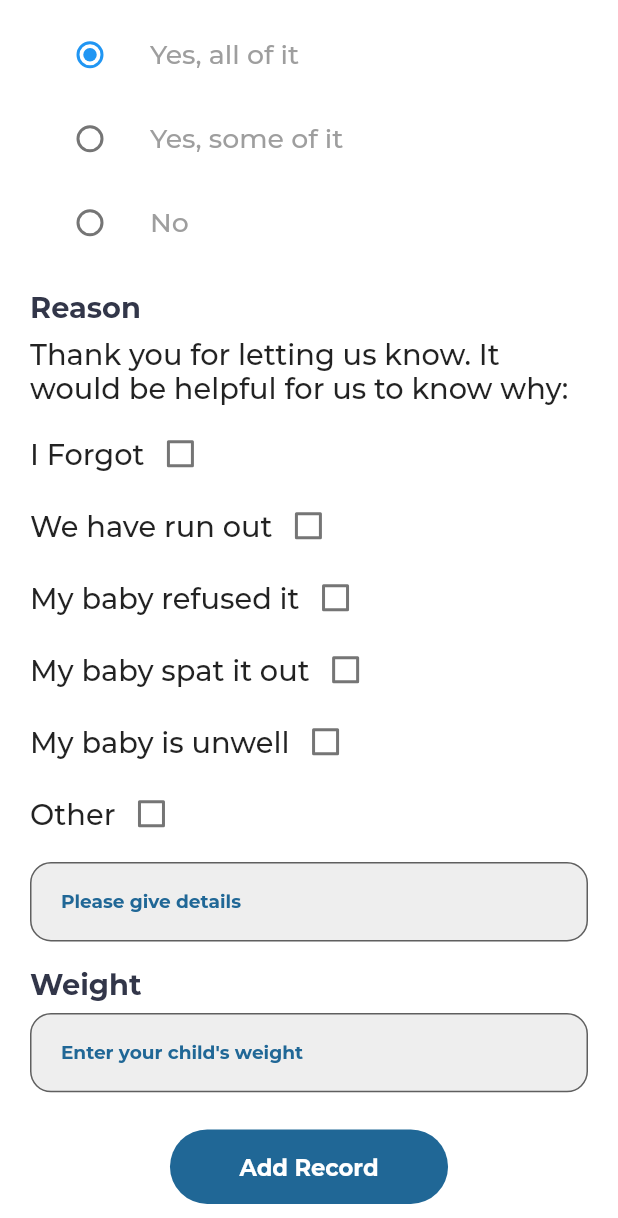
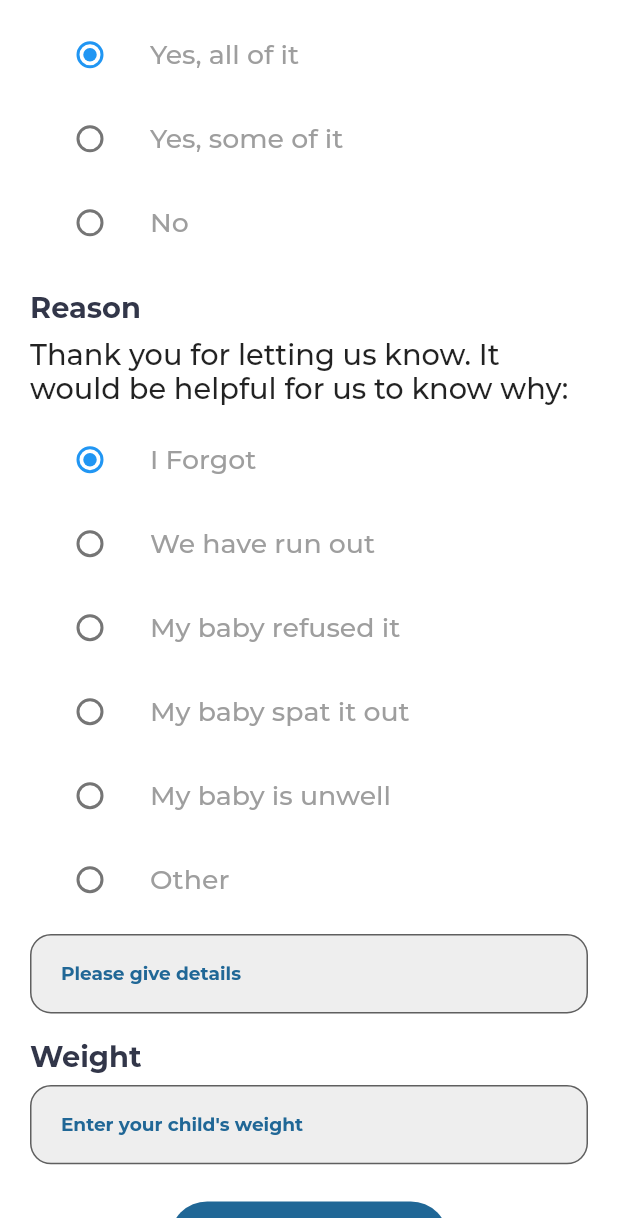
Before and after one commit to NewcastleRSE/dolfin-flutter-development, a Flutter app: the AddRecordPage screen opened directly, scrolled down 258 dp, on a phone screen of 412 x 824 dp, the part 18-1236 px from its top. Run offline on Flutter 3.47's test engine with Material 2 defaults, Android fonts, the phone set to English and light mode, and no system bars; our stand-ins replace animate_do, another_flushbar, awesome_notifications, bloc, cloud_firestore, connectivity_plus and 9 more; missing offline and left inert: day_night_time_picker; accounts and stored records are empty.

Commit message:
Reworked Add Record Page
- Added SupplementOptions and ReasonOptions (and conversion to and from JSON)
- Display record details on Child Info page (with colour coding)

```diff
--- a/lib/data/models/record_model.dart
+++ b/lib/data/models/record_model.dart
@@ -1,10 +1,25 @@
+import 'package:dolfin_flutter/presentation/screens/addrecord_page.dart';
+
+enum SupplementOptions { fullDose, partialDose, noDose }
+
+SupplementOptions? deserialiseSupplement(String str) {
+  return SupplementOptions.values.firstWhere((e) => e.toString() == str);
+}
+
+enum ReasonOptions { forgot, ranOut, refused, spatOut, unwell, other }
+
+ReasonOptions? deserialiseReason(String str) {
+  return ReasonOptions.values.firstWhere((e) => e.toString() == str);
+}
+
 class RecordModel {
   final String id;
   final String child;
   final String date;
-  final String supplement;
-  final String reason;
-  final String weight;
+  final SupplementOptions? supplement;
+  final ReasonOptions? reason;
+  final String otherReason;
+  final num weight;
 
   RecordModel({
     required this.id,
@@ -12,6 +27,7 @@ class RecordModel {
     required this.date,
     required this.supplement,
     required this.reason,
+    required this.otherReason,
     required this.weight,
   });
 
@@ -20,8 +36,9 @@ class RecordModel {
         id: id,
         child: json['child_id'],
         date: json['date'],
-        supplement: json['supplement'],
-        reason: json['reason'],
+        supplement: deserialiseSupplement(json['supplement']),
+        reason: deserialiseReason(json['reason']),
+        otherReason: json['other_reason'],
         weight: json['weight']);
   }
 
@@ -29,8 +46,9 @@ class RecordModel {
     return {
       'child_id': child,
       'date': date,
-      'supplement': supplement,
-      'reason': reason,
+      'supplement': supplement.toString(),
+      'reason': reason.toString(),
+      'other_reason': otherReason,
       'weight': weight
     };
   }
--- a/lib/data/repositories/firestore_crud.dart
+++ b/lib/data/repositories/firestore_crud.dart
@@ -12,9 +12,9 @@ class FireStoreCrud {
     await childcollection.add(child.tojson());
   }
 
-  Future<void> addRecord({required RecordModel child}) async {
+  Future<void> addRecord({required RecordModel record}) async {
     var recordcollection = _firestore.collection('records');
-    await recordcollection.add(child.tojson());
+    await recordcollection.add(record.tojson());
   }
 
   Stream<List<ChildModel>> getChildren({required String parentID}) {
@@ -50,7 +50,7 @@ class FireStoreCrud {
   }
 
   Future<void> updateRecord({
-    required String supplement,
+    required SupplementOptions supplement,
     weight,
     docid,
   }) async {
--- a/lib/presentation/screens/addrecord_page.dart
+++ b/lib/presentation/screens/addrecord_page.dart
@@ -1,6 +1,5 @@
 import 'package:dolfin_flutter/data/models/child_model.dart';
 import 'package:dolfin_flutter/data/models/record_model.dart';
-import 'package:firebase_auth/firebase_auth.dart';
 import 'package:flutter/material.dart';
 import 'package:intl/intl.dart';
 import 'package:sizer/sizer.dart';
@@ -8,8 +7,6 @@ import 'package:dolfin_flutter/data/repositories/firestore_crud.dart';
 import 'package:dolfin_flutter/presentation/widgets/mybutton.dart';
 import 'package:dolfin_flutter/presentation/widgets/mytextfield.dart';
 import 'package:dolfin_flutter/shared/styles/colours.dart';
-
-enum SupplementOptions { fullDose, partialDose, noDose }
 
 class AddRecordPage extends StatefulWidget {
   final ChildModel? child;
@@ -28,10 +25,11 @@ class AddRecordPage extends StatefulWidget {
 class _AddRecordPageState extends State<AddRecordPage> {
   get isEditMode => widget.record != null;
 
-  late TextEditingController _supplementcontroller;
   late TextEditingController _reasoncontroller;
   late TextEditingController _weightcontroller;
+
   late SupplementOptions? _supplement;
+  late ReasonOptions? _reason;
 
   late DateTime recordDate;
 
@@ -40,23 +38,26 @@ class _AddRecordPageState extends State<AddRecordPage> {
   @override
   void initState() {
     super.initState();
-    _weightcontroller =
-        TextEditingController(text: isEditMode ? widget.record!.weight : '');
-    _supplementcontroller = TextEditingController(
-        text: isEditMode ? widget.record!.supplement : '');
-    _reasoncontroller =
-        TextEditingController(text: isEditMode ? widget.record!.reason : '');
+
+    _supplement =
+        isEditMode ? widget.record!.supplement : SupplementOptions.fullDose;
+
+    _reason = isEditMode ? widget.record!.reason : ReasonOptions.forgot;
+
+    _reasoncontroller = TextEditingController(
+        text: isEditMode ? widget.record!.otherReason : '');
+
     recordDate =
         isEditMode ? DateTime.parse(widget.record!.date) : DateTime.now();
 
-    _supplement = SupplementOptions.fullDose;
+    _weightcontroller = TextEditingController(
+        text: isEditMode ? widget.record!.weight.toString() : '');
   }
 
   @override
   void dispose() {
     super.dispose();
     _weightcontroller.dispose();
-    _supplementcontroller.dispose();
     _reasoncontroller.dispose();
   }
 
@@ -195,7 +196,83 @@ class _AddRecordPageState extends State<AddRecordPage> {
           SizedBox(
             height: 1.h,
           ),
-          MyStatefulWidget(),
+          //MyStatefulWidget(),
+          Column(
+            children: <Widget>[
+              ListTile(
+                title: const Text('I Forgot'),
+                leading: Radio<ReasonOptions>(
+                  value: ReasonOptions.forgot,
+                  groupValue: _reason,
+                  onChanged: (ReasonOptions? value) {
+                    setState(() {
+                      _reason = value;
+                    });
+                  },
+                ),
+              ),
+              ListTile(
+                title: const Text('We have run out'),
+                leading: Radio<ReasonOptions>(
+                  value: ReasonOptions.ranOut,
+                  groupValue: _reason,
+                  onChanged: (ReasonOptions? value) {
+                    setState(() {
+                      _reason = value;
+                    });
+                  },
+                ),
+              ),
+              ListTile(
+                title: const Text('My baby refused it'),
+                leading: Radio<ReasonOptions>(
+                  value: ReasonOptions.refused,
+                  groupValue: _reason,
+                  onChanged: (ReasonOptions? value) {
+                    setState(() {
+                      _reason = value;
+                    });
+                  },
+                ),
+              ),
+              ListTile(
+                title: const Text('My baby spat it out'),
+                leading: Radio<ReasonOptions>(
+                  value: ReasonOptions.spatOut,
+                  groupValue: _reason,
+                  onChanged: (ReasonOptions? value) {
+                    setState(() {
+                      _reason = value;
+                    });
+                  },
+                ),
+              ),
+              ListTile(
+                title: const Text('My baby is unwell'),
+                leading: Radio<ReasonOptions>(
+                  value: ReasonOptions.unwell,
+                  groupValue: _reason,
+                  onChanged: (ReasonOptions? value) {
+                    setState(() {
+                      _reason = value;
+                    });
+                  },
+                ),
+              ),
+              ListTile(
+                title: const Text('Other'),
+                leading: Radio<ReasonOptions>(
+                  value: ReasonOptions.other,
+                  groupValue: _reason,
+                  onChanged: (ReasonOptions? value) {
+                    setState(() {
+                      _reason = value;
+                    });
+                  },
+                ),
+              ),
+            ],
+          ),
           SizedBox(
             height: 1.h,
           ),
@@ -205,7 +282,7 @@ class _AddRecordPageState extends State<AddRecordPage> {
             icon: Icons.title,
             showicon: false,
             validator: (value) {
-              return value!.isEmpty ? "Please enter a reason" : null;
+              return null;
             },
             textEditingController: _reasoncontroller,
           ),
@@ -224,6 +301,7 @@ class _AddRecordPageState extends State<AddRecordPage> {
           ),
           MyTextfield(
             hint: "Enter your child's weight",
+            keyboardtype: TextInputType.number,
             icon: Icons.title,
             showicon: false,
             validator: (value) {
@@ -260,20 +338,21 @@ class _AddRecordPageState extends State<AddRecordPage> {
   _addRecord() {
     if (_formKey.currentState!.validate()) {
       RecordModel record = RecordModel(
-        weight: _weightcontroller.text,
+        weight: double.parse(_weightcontroller.text),
         date: DateFormat('yyyy-MM-dd').format(recordDate),
-        supplement: _supplementcontroller.text,
-        reason: _reasoncontroller.text,
+        supplement: _supplement,
+        reason: _reason,
+        otherReason: _reasoncontroller.text,
         child: widget.child!.id,
         id: '',
       );
       isEditMode
           ? FireStoreCrud().updateRecord(
               docid: widget.record!.id,
-              supplement: _supplementcontroller.text,
+              supplement: SupplementOptions.fullDose,
               weight: _weightcontroller.text,
             )
-          : FireStoreCrud().addRecord(child: record);
+          : FireStoreCrud().addRecord(record: record);
 
       Navigator.pop(context);
     }
@@ -314,122 +393,3 @@ class _AddRecordPageState extends State<AddRecordPage> {
     );
   }
 }
-
-class MyStatefulWidget extends StatefulWidget {
-  const MyStatefulWidget({Key? key}) : super(key: key);
-
-  @override
-  State<MyStatefulWidget> createState() => _MyStatefulWidgetState();
-}
-
-class _MyStatefulWidgetState extends State<MyStatefulWidget> {
-  bool? isChecked = false;
-
-  @override
-  Widget build(BuildContext context) {
-    return Column(children: [
-      Row(children: [
-        Text(
-          'I Forgot',
-          style:
-              Theme.of(context).textTheme.bodyMedium!.copyWith(fontSize: 14.sp),
-        ),
-        Checkbox(
-          checkColor: AppColours.dark_blue,
-          activeColor: AppColours.white,
-          value: isChecked,
-          onChanged: (bool? value) {
-            setState(() {
-              isChecked = value;
-            });
-          },
-        )
-      ]),
-      Row(children: [
-        Text(
-          'We have run out',
-          style:
-              Theme.of(context).textTheme.bodyMedium!.copyWith(fontSize: 14.sp),
-        ),
-        Checkbox(
-          checkColor: AppColours.dark_blue,
-          activeColor: AppColours.white,
-          value: isChecked,
-          onChanged: (bool? value) {
-            setState(() {
-              isChecked = value;
-            });
-          },
-        )
-      ]),
-      Row(children: [
-        Text(
-          'My baby refused it',
-          style:
-              Theme.of(context).textTheme.bodyMedium!.copyWith(fontSize: 14.sp),
-        ),
-        Checkbox(
-          checkColor: AppColours.dark_blue,
-          activeColor: AppColours.white,
-          value: isChecked,
-          onChanged: (bool? value) {
-            setState(() {
-              isChecked = value;
-            });
-          },
-        )
-      ]),
-      Row(children: [
-        Text(
-          'My baby spat it out',
-          style:
-              Theme.of(context).textTheme.bodyMedium!.copyWith(fontSize: 14.sp),
-        ),
-        Checkbox(
-          checkColor: AppColours.dark_blue,
-          activeColor: AppColours.white,
-          value: isChecked,
-          onChanged: (bool? value) {
-            setState(() {
-              isChecked = value;
-            });
-          },
-        )
-      ]),
-      Row(children: [
-        Text(
-          'My baby is unwell',
-          style:
-              Theme.of(context).textTheme.bodyMedium!.copyWith(fontSize: 14.sp),
-        ),
-        Checkbox(
-          checkColor: AppColours.dark_blue,
-          activeColor: AppColours.white,
-          value: isChecked,
-          onChanged: (bool? value) {
-            setState(() {
-              isChecked = value;
-            });
-          },
-        )
-      ]),
-      Row(children: [
-        Text(
-          'Other',
-          style:
-              Theme.of(context).textTheme.bodyMedium!.copyWith(fontSize: 14.sp),
-        ),
-        Checkbox(
-          checkColor: AppColours.dark_blue,
-          activeColor: AppColours.white,
-          value: isChecked,
-          onChanged: (bool? value) {
-            setState(() {
-              isChecked = value;
-            });
-          },
-        )
-      ])
-    ]);
-  }
-}
```
Also changed, not shown: lib/presentation/screens/childinfo_page.dart (+8 -8 lines), lib/presentation/widgets/record_container.dart (+44 -12 lines).
